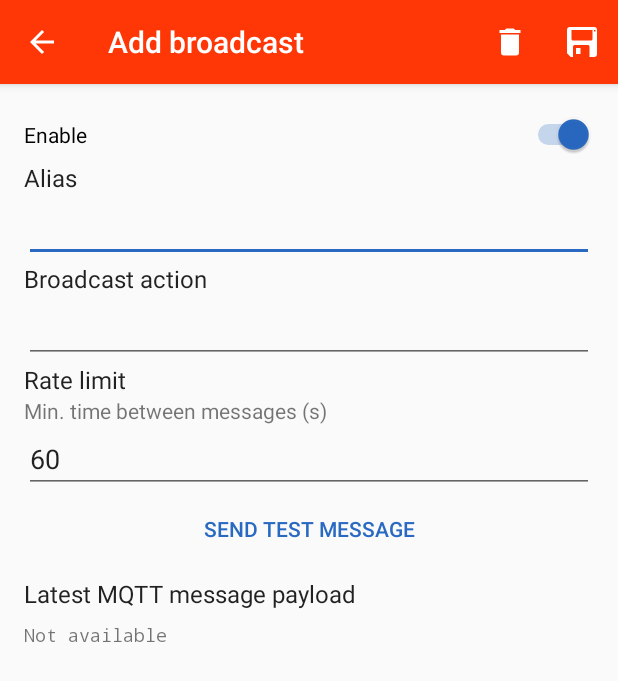
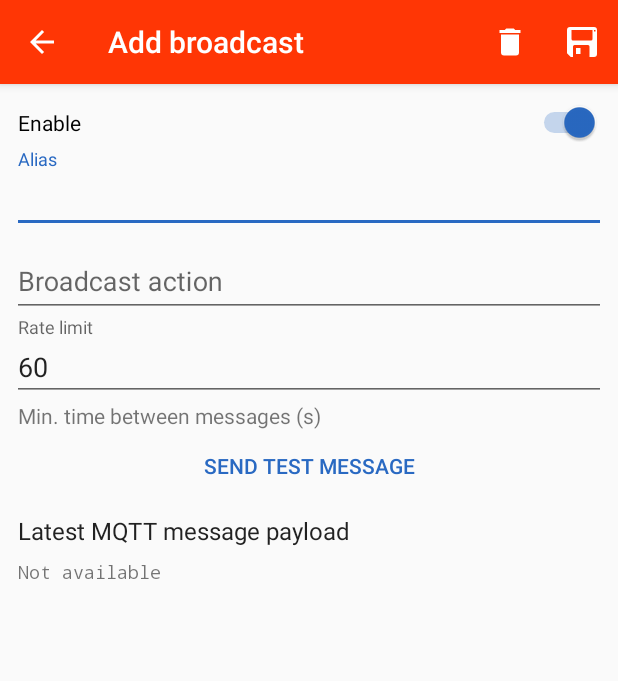
Before and after one commit to pixento/broadcast-to-mqtt, an Android app: the EditBroadcastActivity screen opened directly, with no data from a screen before it, on a phone screen of 412 x 824 dp. Shown: the top 681 px of the screen. Run offline under Robolectric (Android 15) with nearby library versions, the phone set to English and light mode, and no system bars.

Commit message:
Improved edit broadcast layout with floating labels.

```diff
--- a/app/src/main/res/layout/content_edit_broadcast.xml
+++ b/app/src/main/res/layout/content_edit_broadcast.xml
@@ -13,65 +13,70 @@
         android:layout_width="match_parent"
         android:layout_height="wrap_content"
         android:orientation="vertical"
-        android:padding="16dp">
+        android:padding="8dp">
 
         <Switch
             android:id="@+id/input_enabled"
             android:layout_width="match_parent"
             android:layout_height="wrap_content"
             android:paddingBottom="8dp"
+            android:paddingEnd="4dp"
+            android:paddingStart="4dp"
             android:paddingTop="8dp"
             android:switchTextAppearance="@style/TextAppearance.AppCompat.Subhead"
             android:text="Enable"/>
 
-        <TextView
-            android:id="@+id/title_alias"
+        <android.support.design.widget.TextInputLayout
+            android:id="@+id/input_alias_layout"
             android:layout_width="match_parent"
-            android:layout_height="wrap_content"
-            android:text="@string/alias"
-            android:textAppearance="@style/TextAppearance.AppCompat.Subhead"/>
+            android:layout_height="wrap_content">
 
             <EditText
                 android:id="@+id/input_alias"
                 android:layout_width="match_parent"
                 android:layout_height="wrap_content"
                 android:ems="10"
+                android:hint="@string/alias"
                 android:inputType="text"
                 />
 
-        <TextView
-            android:id="@+id/title_action"
+        </android.support.design.widget.TextInputLayout>
+
+        <android.support.design.widget.TextInputLayout
+            android:id="@+id/input_action_layout"
             android:layout_width="match_parent"
-            android:layout_height="wrap_content"
-            android:text="@string/broadcast_action"
-            android:textAppearance="@style/TextAppearance.AppCompat.Subhead"/>
+            android:layout_height="wrap_content">
 
             <EditText
                 android:id="@+id/input_action"
                 android:layout_width="match_parent"
                 android:layout_height="wrap_content"
                 android:ems="10"
+                android:hint="@string/broadcast_action"
                 android:inputType="text"/>
+        </android.support.design.widget.TextInputLayout>
 
-        <TextView
-            android:id="@+id/title_rate_limit"
+        <android.support.design.widget.TextInputLayout
+            android:id="@+id/input_rate_limit_layout"
             android:layout_width="match_parent"
-            android:layout_height="wrap_content"
-            android:text="@string/broadcast_rate_limit"
-            android:textAppearance="@style/TextAppearance.AppCompat.Subhead"/>
-
-        <TextView
-            android:id="@+id/textView"
-            android:layout_width="match_parent"
-            android:layout_height="wrap_content"
-            android:text="@string/broadcast_rate_limit_decr"/>
+            android:layout_height="wrap_content">
 
             <EditText
                 android:id="@+id/input_rate_limit"
                 android:layout_width="match_parent"
                 android:layout_height="wrap_content"
                 android:ems="10"
+                android:hint="@string/broadcast_rate_limit"
                 android:inputType="number"/>
+
+            <TextView
+                android:id="@+id/textView"
+                android:layout_width="match_parent"
+                android:layout_height="wrap_content"
+                android:paddingEnd="4dp"
+                android:paddingStart="4dp"
+                android:text="@string/broadcast_rate_limit_decr"/>
+        </android.support.design.widget.TextInputLayout>
 
         <Button
             android:id="@+id/button_test_message"
@@ -87,6 +92,8 @@
             android:layout_height="wrap_content"
             android:layout_marginBottom="8dp"
             android:layout_marginTop="8dp"
+            android:paddingEnd="4dp"
+            android:paddingStart="4dp"
             android:text="@string/title_last_payload"
             android:textAppearance="@style/TextAppearance.AppCompat.Subhead"/>
 
@@ -105,14 +112,14 @@
                     android:layout_height="wrap_content"
                     android:fontFamily="monospace"
                     android:lineSpacingExtra="8sp"
+                    android:paddingEnd="4dp"
+                    android:paddingStart="4dp"
                     android:text="@string/not_available"
-                    android:textSize="12sp"
-                    />
+                    android:textSize="12sp"/>
             </LinearLayout>
         </HorizontalScrollView>
 
     </LinearLayout>
 
 
-
 </android.support.v4.widget.NestedScrollView>
```
Lines whose indentation alone changed are shown as unchanged.
